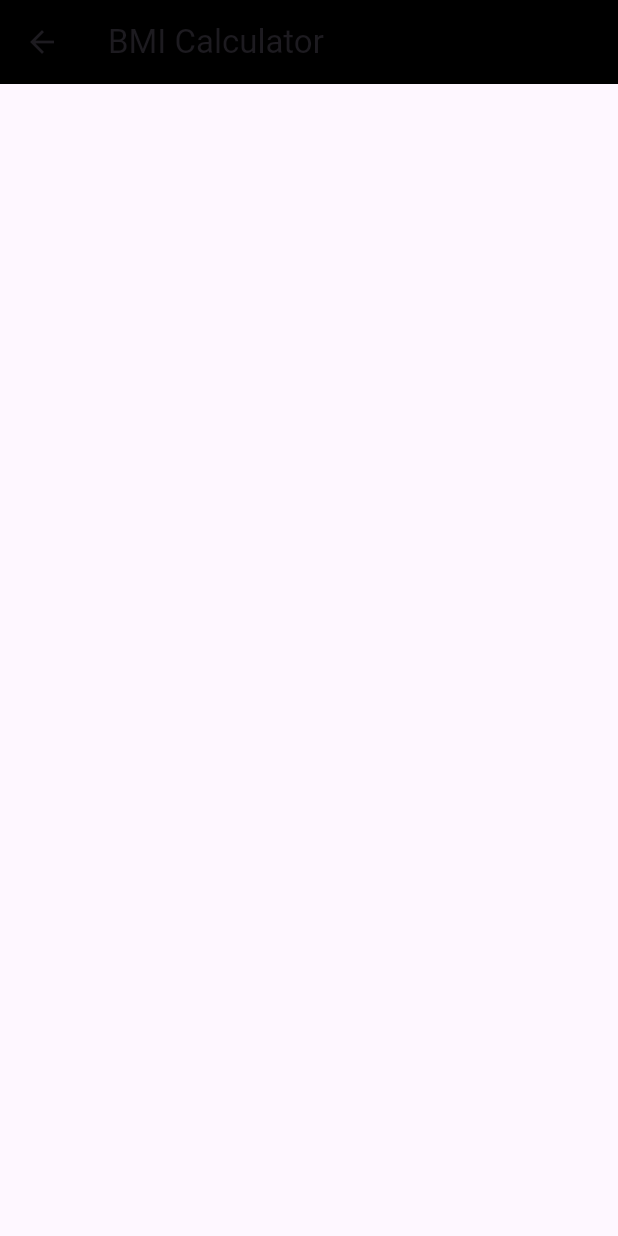
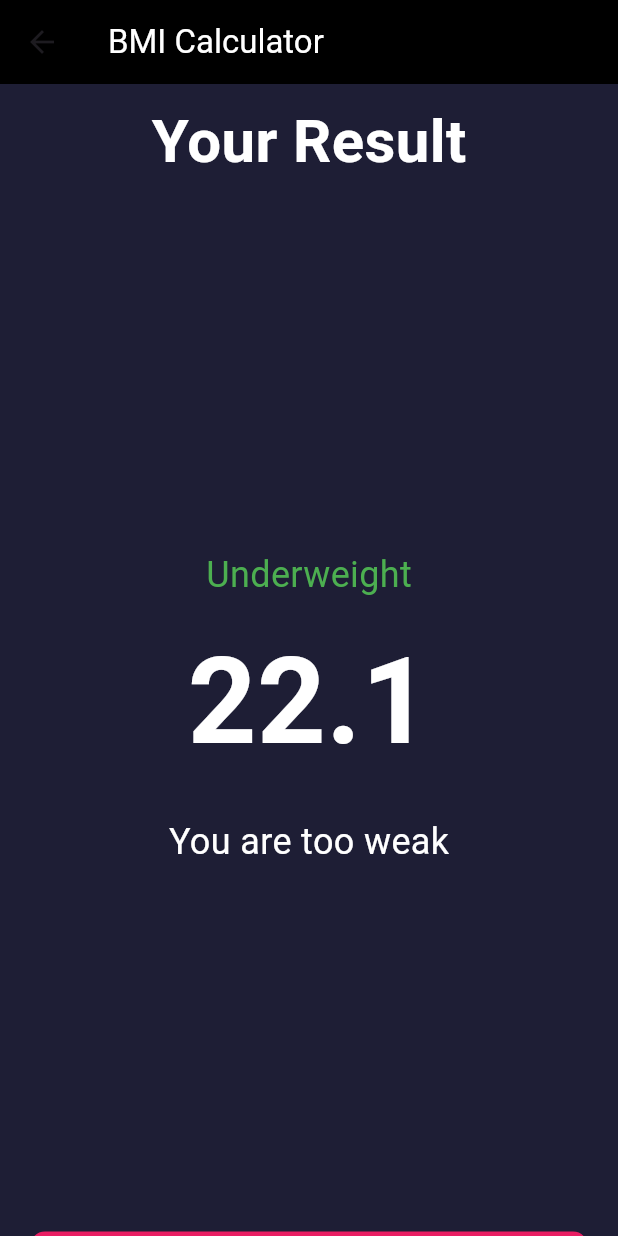
Before and after one commit to EhsanIlyas/bmi_calculator-Flutter, a Flutter app: the screen it shows after launch, after a tap on "Calculate BMI", on a phone screen of 412 x 824 dp. Run offline on Flutter 3.47's test engine with Material 3 defaults, Android fonts, the phone set to English and light mode, and no system bars.

Commit message:
Screen Two is Added

```diff
--- a/lib/Screens/Screentwo.dart
+++ b/lib/Screens/Screentwo.dart
@@ -1,29 +1,94 @@
+import 'package:bmi_calculator/Screens/screenone.dart';
 import 'package:flutter/material.dart';
 
-class screentwo extends StatefulWidget {
-  const screentwo({super.key});
+class ScreenTwo extends StatefulWidget {
+  const ScreenTwo({super.key});
 
   @override
-  State<screentwo> createState() => _screentwoState();
+  State<ScreenTwo> createState() => _ScreenTwoState();
 }
 
-class _screentwoState extends State<screentwo> {
+class _ScreenTwoState extends State<ScreenTwo> {
   @override
   Widget build(BuildContext context) {
-    return  Scaffold(
+    return Scaffold(
       appBar: AppBar(
-
-        title: Text("BMI Calculator", style: TextStyle(color: Colors.white, )textAlign : TextAlign.center ,),
+        title: Text(
+          "BMI Calculator",
+          style: TextStyle(
+            color: Colors.white,
+          ),
+          textAlign: TextAlign.center,
+        ),
         backgroundColor: Colors.black,
-
-
-
-
       ),
-
-
-
-
+      body: SingleChildScrollView(
+        child: Container(
+            height: MediaQuery.of(context).size.height,
+          color: Color.fromARGB(255, 30, 30, 53), // Background color based on image
+          child: Column(
+            crossAxisAlignment: CrossAxisAlignment.stretch,
+            children: [
+              SizedBox(height: 10),
+              Center(
+                child: Text(
+                  "Your Result",
+                  style: TextStyle(fontSize: 40, color: Colors.white, fontWeight: FontWeight.bold),
+                ),
+              ),
+              Expanded(
+                child: Center(
+                  child: Column(
+                    mainAxisAlignment: MainAxisAlignment.center,
+                    children: [
+                      Text(
+                        "Underweight",
+                        style: TextStyle(color: Colors.green, fontSize: 24),
+                      ),
+                      SizedBox(height: 10),
+                      Text(
+                        "22.1",
+                        style: TextStyle(color: Colors.white, fontSize: 80, fontWeight: FontWeight.bold),
+                      ),
+                      SizedBox(height: 20),
+                      Text(
+                        "You are too weak",
+                        style: TextStyle(color: Colors.white, fontSize: 24),
+                      ),
+                    ],
+                  ),
+                ),
+              ),
+              Padding(
+                padding: const EdgeInsets.symmetric(horizontal: 20.0),
+                child: ElevatedButton(
+                  onPressed: () {
+                    Navigator.push(
+                      context,
+                      MaterialPageRoute(
+                        builder: (context) => BmiCalculator(),
+                      ),
+                    );
+                  },
+                  style: ElevatedButton.styleFrom(
+                    foregroundColor: Colors.white,
+                    backgroundColor: Colors.pink, // Button background color based on image
+                    padding: EdgeInsets.symmetric(vertical: 10), // Adjust padding
+                    shape: RoundedRectangleBorder(
+                      borderRadius: BorderRadius.circular(10), // Rounded corners
+                    ),
+                  ),
+                  child: Text(
+                    "RE - CALCULATE",
+                    style: TextStyle(fontSize: 20, fontWeight: FontWeight.bold),
+                  ),
+                ),
+              ),
+              SizedBox(height: 10),
+            ],
+          ),
+        ),
+      ),
     );
   }
 }
--- a/lib/Screens/screenone.dart
+++ b/lib/Screens/screenone.dart
@@ -249,7 +249,7 @@ class _BmiCalculatorState extends State<BmiCalculator> {
                   Navigator.push(
                     context,
                     MaterialPageRoute(
-                      builder: (context) => screentwo(),
+                      builder: (context) => ScreenTwo(),
                     ),
                   );
                 },
```
